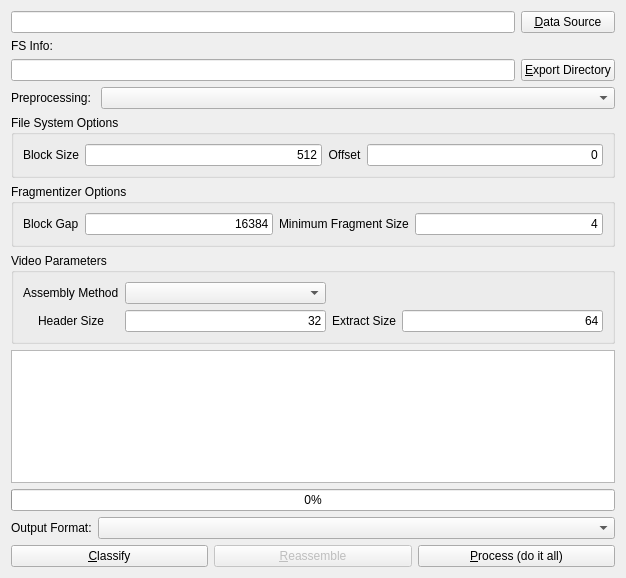
Before: the Qt Designer form gui/file_carving_ui.ui in rpoisel/mmc, drawn with Qt 5.
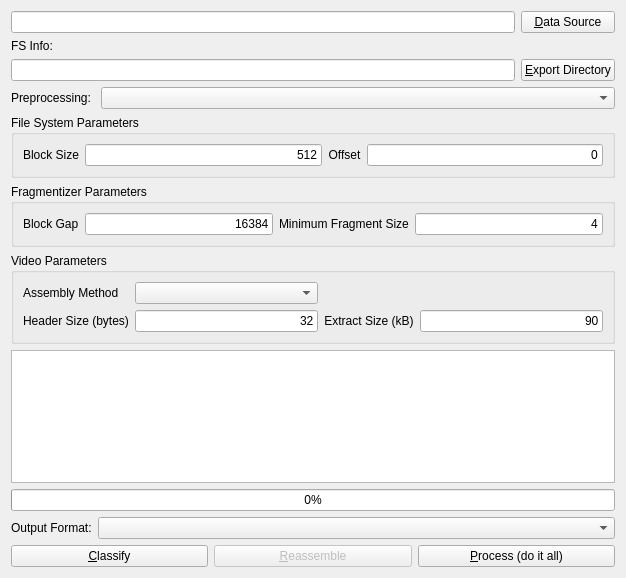
After: the same form once the commit is applied.

```diff
--- a/gui/file_carving_ui.ui
+++ b/gui/file_carving_ui.ui
@@ -82,7 +82,7 @@
    <item>
     <widget class="QGroupBox" name="groupBox_3">
      <property name="title">
-      <string>File System Options</string>
+      <string>File System Parameters</string>
      </property>
      <layout class="QGridLayout" name="fsLayout">
       <item row="0" column="0">
@@ -131,7 +131,7 @@
    <item>
     <widget class="QGroupBox" name="groupBox_2">
      <property name="title">
-      <string>Fragmentizer Options</string>
+      <string>Fragmentizer Parameters</string>
      </property>
      <layout class="QGridLayout" name="fragmentizerLayout">
       <item row="0" column="0">
@@ -183,7 +183,7 @@
       <item row="1" column="1">
        <widget class="QLabel" name="label_8">
         <property name="text">
-         <string>Header Size</string>
+         <string>Header Size (bytes)</string>
         </property>
         <property name="alignment">
          <set>Qt::AlignCenter</set>
@@ -203,7 +203,7 @@
       <item row="1" column="4">
        <widget class="QLabel" name="label_4">
         <property name="text">
-         <string>Extract Size</string>
+         <string>Extract Size (kB)</string>
         </property>
         <property name="alignment">
          <set>Qt::AlignCenter</set>
@@ -213,7 +213,7 @@
       <item row="1" column="5">
        <widget class="QLineEdit" name="extractSize">
         <property name="text">
-         <string>64</string>
+         <string>90</string>
         </property>
         <property name="alignment">
          <set>Qt::AlignRight|Qt::AlignTrailing|Qt::AlignVCenter</set>
```
Left out of the diff: 6 changed lines with no effect on the pictures.
